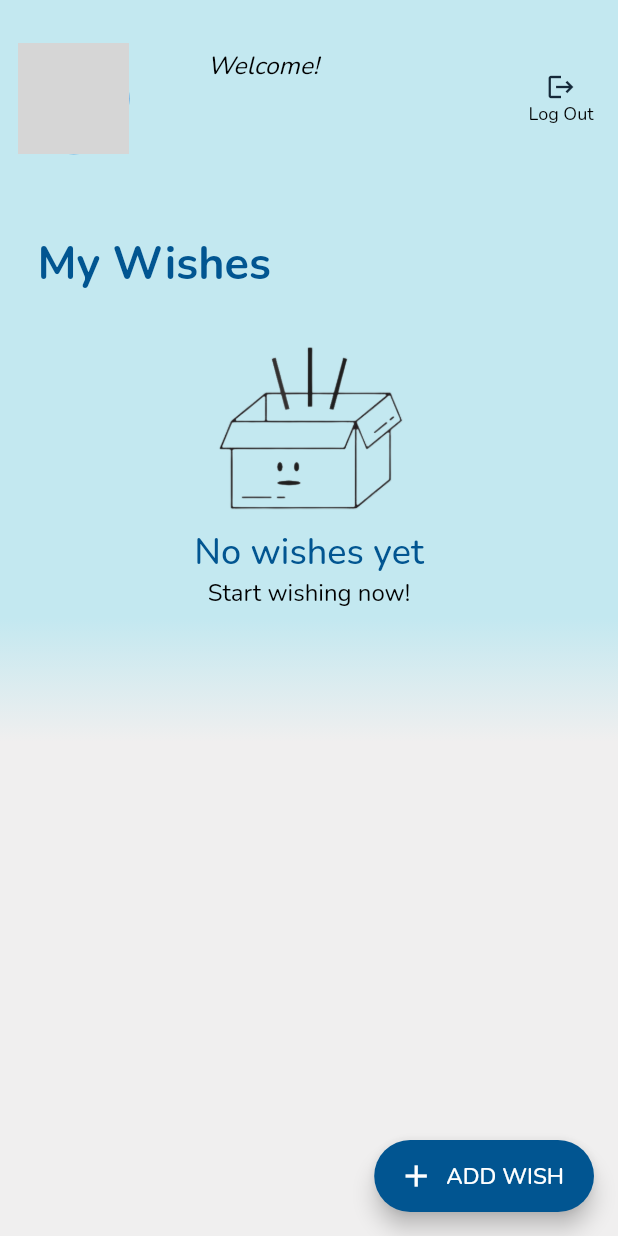
After one commit to Poojagajbhiye/Wish-Pool, a Flutter app: the screen it shows after launch, after a tap on "Start Wishing", on a phone screen of 412 x 824 dp. The commit adds this screen. Run offline on Flutter 3.47's test engine with Material 2 defaults, Android fonts, the light colour scheme and no system bars; our stand-ins replace cloud_firestore, email_validator, firebase_auth, firebase_core, firebase_storage, image_cropper and 2 more; accounts and stored records are empty; network calls fail; grey boxes are pictures that could not be loaded.

Commit message:
setting workflow

```diff
--- a/lib/models/wish.dart
+++ b/lib/models/wish.dart
@@ -2,6 +2,7 @@ class Wish {
   final String id;
   String? title;
   String? description;
+  // bool fulfilled = false;
 
   Wish({
     required this.id,
@@ -13,5 +14,6 @@ class Wish {
         'id': id,
         'title': title,
         'description': description,
+        // 'fulfilled': fulfilled,
       };
 }
--- a/lib/screens/home.dart
+++ b/lib/screens/home.dart
@@ -1,7 +1,7 @@
 import 'package:flutter/material.dart';
 import 'package:wish_pool/screens/add_wish.dart';
 import 'package:wish_pool/widgets/custom_app_bar.dart';
-import 'package:wish_pool/widgets/wishlist_container.dart';
+import 'package:wish_pool/widgets/wishes/wishlist_container.dart';
 
 class HomeScreen extends StatelessWidget {
   static const routeName = '/home';
@@ -26,7 +26,10 @@ class HomeScreen extends StatelessWidget {
             ),
             Padding(
               padding: const EdgeInsets.all(25),
-              child: Text(
+              child: Row(
+                mainAxisAlignment: MainAxisAlignment.spaceBetween,
+                children: [
+                  Text(
                     'My Wishes',
                     style: Theme.of(context).textTheme.headlineLarge!.copyWith(
                           fontSize: 30,
@@ -34,12 +37,34 @@ class HomeScreen extends StatelessWidget {
                           color: const Color(0xFF015591),
                         ),
                   ),
+                  // OutlinedButton(
+                  //   style: ButtonStyle(
+                  //     side: MaterialStateProperty.all(
+                  //       BorderSide(
+                  //         width: 1.0,
+                  //         color: Color(0xFF4C2D6F),
+                  //       ),
+                  //     ),
+                  //   ),
+                  //   onPressed: () {},
+                  //   child: Text(
+                  //     // 'fulfilled wishes',
+                  //     '..that came true',
+                  //     style: Theme.of(context).textTheme.bodySmall!.copyWith(
+                  //           fontStyle: FontStyle.italic,
+                  //           color: Color(0xFF4C2D6F),
+                  //           fontSize: 15,
+                  //         ),
+                  //   ),
+                  // ),
+                ],
+              ),
             ),
             const Expanded(
               child: WishlistContainer(),
             ),
             const SizedBox(
-              height: 40,
+              height: 35,
             ),
           ],
         ),
@@ -53,10 +78,10 @@ class HomeScreen extends StatelessWidget {
         },
         label: Text(
           'ADD WISH',
-          style: Theme.of(context)
-              .textTheme
-              .labelMedium!
-              .copyWith(fontSize: 15, color: Colors.white),
+          style: Theme.of(context).textTheme.labelMedium!.copyWith(
+                fontSize: 15,
+                color: Colors.white,
+              ),
         ),
         icon: const Icon(Icons.add),
         backgroundColor: const Color(0xFF015591),
--- /dev/null
+++ b/lib/widgets/wishes/no_wishes.dart
@@ -0,0 +1,38 @@
+import 'package:flutter/material.dart';
+import 'package:provider/provider.dart';
+import 'package:wish_pool/themes/theme.dart';
+
+class NoWishes extends StatelessWidget {
+  const NoWishes({Key? key}) : super(key: key);
+
+  @override
+  Widget build(BuildContext context) {
+    return Center(
+      child: Column(
+        children: [
+          Image.asset(
+            Provider.of<WishPoolThemeProvider>(context).themeMode ==
+                    ThemeMode.dark
+                ? 'assets/empty_wishes_white.png'
+                : 'assets/empty_wishes_black.png',
+            width: 130,
+            height: 130,
+          ),
+          Text(
+            'No wishes yet',
+            style: Theme.of(context).textTheme.labelMedium!.copyWith(
+                  fontSize: 24,
+                ),
+          ),
+          Text(
+            'Start wishing now!',
+            style: Theme.of(context).textTheme.bodySmall!.copyWith(
+                  fontSize: 16,
+                  fontStyle: FontStyle.normal,
+                ),
+          ),
+        ],
+      ),
+    );
+  }
+}
--- a/lib/widgets/wishlist_container.dart
+++ b/lib/widgets/wishes/wishlist_container.dart
@@ -1,5 +1,5 @@
 import 'package:flutter/material.dart';
-import 'package:wish_pool/widgets/wishlist_view.dart';
+import 'package:wish_pool/widgets/wishes/wishlist_view.dart';
 
 class WishlistContainer extends StatelessWidget {
   const WishlistContainer({Key? key}) : super(key: key);
--- /dev/null
+++ b/lib/widgets/wishes/wishlist_view.dart
@@ -0,0 +1,85 @@
+import 'package:flutter/material.dart';
+import 'package:provider/provider.dart';
+import 'package:wish_pool/models/wish.dart';
+import 'package:wish_pool/themes/theme.dart';
+import 'package:wish_pool/widgets/wishes/no_wishes.dart';
+import 'package:wish_pool/widgets/wishes/wish_actions.dart';
+
+import '../../models/wisher.dart';
+import '../../screens/edit_wish.dart';
+import '../../constants/constants.dart'
+    show wishCardSize, cardColorsLightTheme, cardColorsDarkTheme;
+
+class WishlistView extends StatelessWidget {
+  const WishlistView({Key? key}) : super(key: key);
+
+  @override
+  Widget build(BuildContext context) {
+    Color getCardColor() {
+      return (Provider.of<WishPoolThemeProvider>(context).themeMode ==
+              ThemeMode.light)
+          ? (cardColorsLightTheme.toList()..shuffle()).first
+          : (cardColorsDarkTheme.toList()..shuffle()).first;
+    }
+
+    return Consumer<Wisher>(builder: (context, wisher, _) {
+      return wisher.wishes.isEmpty
+          ? const NoWishes()
+          : ListView.builder(
+              physics: const BouncingScrollPhysics(),
+              itemExtent: wishCardSize,
+              itemCount: wisher.wishes.length,
+              itemBuilder: ((context, index) => Card(
+                    color: getCardColor(),
+                    shadowColor: Colors.black38,
+                    shape: RoundedRectangleBorder(
+                      borderRadius: BorderRadius.circular(20),
+                    ),
+                    elevation: 5,
+                    margin: const EdgeInsets.symmetric(vertical: 12),
+                    child: Padding(
+                      padding: const EdgeInsets.only(
+                        top: 10,
+                        left: 20,
+                        right: 20,
+                      ),
+                      child: Column(
+                        crossAxisAlignment: CrossAxisAlignment.start,
+                        children: [
+                          Text(
+                            wisher.wishes.elementAt(index).title!,
+                            style: Theme.of(context)
+                                .textTheme
+                                .headlineLarge!
+                                .copyWith(
+                                  fontSize: 24,
+                                  fontWeight: FontWeight.bold,
+                                  color: const Color(0xFF00355A),
+                                ),
+                          ),
+                          const SizedBox(
+                            height: 5,
+                          ),
+                          Expanded(
+                            child: Text(
+                              // max characters: 130
+                              wisher.wishes.elementAt(index).description!,
+                              style: Theme.of(context)
+                                  .textTheme
+                                  .bodySmall!
+                                  .copyWith(
+                                    fontStyle: FontStyle.normal,
+                                    fontSize: 15,
+                                  ),
+                            ),
+                          ),
+                          // const Spacer(),
+                          WishActions(wisher: wisher, index: index),
+                        ],
+                      ),
+                    ),
+                  )),
+            );
+    });
+  }
+}
```
Also changed, not shown: lib/models/wisher.dart (+8 -0 lines), lib/widgets/wishes/wish_actions.dart (added, +75 -0 lines), lib/widgets/wishlist_view.dart (deleted, +0 -155 lines), lib/widgets/wishes/wish_content.dart (added), 1 other file. Lines whose indentation alone changed are shown as unchanged.
